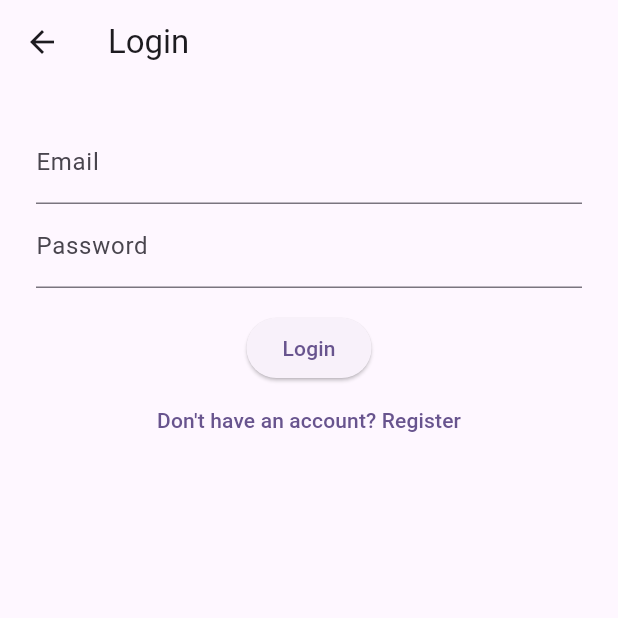
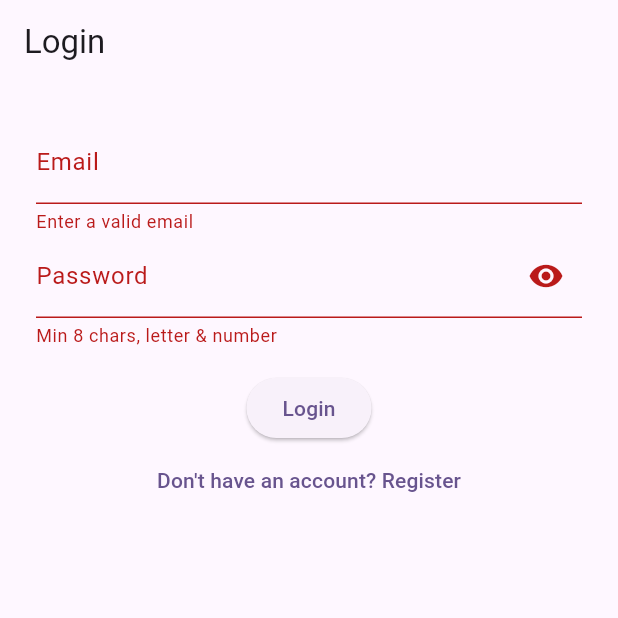
Before and after one commit to saisurisettigriffith/flutter_demo_ssuriset, a Flutter app: the screen it shows after launch, after a tap on "Login", on a phone screen of 412 x 824 dp, the top half of it. Run offline on Flutter 3.47's test engine with Material 3 defaults, Android fonts, the phone set to English and light mode, and no system bars; our stand-ins replace cloud_firestore, firebase_auth, firebase_core; accounts and stored records are empty.

Commit message:
Final Commit

```diff
--- /dev/null
+++ b/lib/core/validators.dart
@@ -0,0 +1,14 @@
+final _emailRegEx = RegExp(r"^[^\s@]+@[^\s@]+\.[^\s@]+$");
+
+String? validateEmail(String? v) =>
+    v != null && _emailRegEx.hasMatch(v) ? null : 'Enter a valid email';
+
+String? validatePassword(String? v) =>
+    v != null && RegExp(r'^(?=.*[A-Za-z])(?=.*\d).{8,}$').hasMatch(v)
+        ? null
+        : 'Min 8 chars, letter & number';
+
+String? validateName(String? v) =>
+    v != null && RegExp(r"^[A-Za-z ,.'-]{2,}$").hasMatch(v)
+        ? null
+        : 'Enter your full name';
--- /dev/null
+++ b/lib/core/widgets/auth_text_field.dart
@@ -0,0 +1,48 @@
+import 'package:flutter/material.dart';
+
+class AuthTextField extends StatefulWidget {
+  const AuthTextField({
+    super.key,
+    required this.label,
+    required this.controller,
+    required this.validator,
+    this.keyboardType,
+    this.obscure = false,
+  });
+
+  final String label;
+  final TextEditingController controller;
+  final String? Function(String?) validator;
+  final TextInputType? keyboardType;
+  final bool obscure;
+
+  @override
+  State<AuthTextField> createState() => _AuthTextFieldState();
+}
+
+class _AuthTextFieldState extends State<AuthTextField> {
+  final _show = ValueNotifier<bool>(false);
+
+  @override
+  Widget build(BuildContext context) {
+    return ValueListenableBuilder(
+      valueListenable: _show,
+      builder: (_, bool visible, __) => TextFormField(
+        controller: widget.controller,
+        validator: widget.validator,
+        keyboardType: widget.keyboardType,
+        obscureText: widget.obscure && !visible,
+        decoration: InputDecoration(
+          labelText: widget.label,
+          suffixIcon: widget.obscure
+              ? IconButton(
+                  icon: Icon(visible ? Icons.visibility_off : Icons.visibility),
+                  onPressed: () => _show.value = !visible,
+                )
+              : null,
+        ),
+        autovalidateMode: AutovalidateMode.onUserInteraction,
+      ),
+    );
+  }
+}
--- a/lib/main.dart
+++ b/lib/main.dart
@@ -5,10 +5,10 @@
 
 import 'services/auth_service.dart';
 import 'view_models/auth_view_model.dart';
-import 'pages/landing_page.dart';
+import 'pages/splash_page.dart';
 import 'pages/login_page.dart';
+import 'pages/home_page.dart';
 import 'pages/register_page.dart';
-import 'pages/home_page.dart';
 
 Future<void> main() async {
   WidgetsFlutterBinding.ensureInitialized();
@@ -25,20 +25,20 @@
   Widget build(BuildContext context) {
     return Provider<AuthService>(
       create: (_) => FirebaseAuthService(),
-      child: ChangeNotifierProvider<AuthViewModel>(
+      child: ChangeNotifierProvider(
         create: (ctx) => AuthViewModel(ctx.read<AuthService>()),
         child: MaterialApp(
-          title: 'Flutter Demo by Sai Surisetti',
+          title: 'Smart-Auth Demo',
           theme: ThemeData.from(
             colorScheme: ColorScheme.fromSeed(seedColor: Colors.deepPurple),
             useMaterial3: true,
           ),
-          initialRoute: '/landing',
+          initialRoute: '/splash',
           routes: {
-            '/landing': (_) => const LandingPage(),
-            '/login': (_) => const LoginPage(),
+            '/splash'  : (_) => const SplashPage(),
+            '/login'   : (_) => const LoginPage(),
             '/register': (_) => const RegisterPage(),
-            '/home': (_) => const HomePage(),
+            '/home'    : (_) => const HomePage(),
           },
         ),
       ),
--- a/lib/pages/landing_page.dart
+++ /dev/null
@@ -1,28 +0,0 @@
-import 'package:flutter/material.dart';
-
-class LandingPage extends StatelessWidget {
-  const LandingPage({super.key});
-
-  @override
-  Widget build(BuildContext context) {
-    return Scaffold(
-      appBar: AppBar(title: const Text('Welcome')),
-      body: Center(
-        child: Column(
-          mainAxisSize: MainAxisSize.min,
-          children: [
-            ElevatedButton(
-              onPressed: () => Navigator.pushNamed(context, '/login'),
-              child: const Text('Login'),
-            ),
-            const SizedBox(height: 16),
-            ElevatedButton(
-              onPressed: () => Navigator.pushNamed(context, '/register'),
-              child: const Text('Register'),
-            ),
-          ],
-        ),
-      ),
-    );
-  }
-}
--- a/lib/pages/login_page.dart
+++ b/lib/pages/login_page.dart
@@ -1,18 +1,20 @@
 import 'package:flutter/material.dart';
 import 'package:provider/provider.dart';
+import '../core/validators.dart';
+import '../core/widgets/auth_text_field.dart';
+import '../core/widgets/loading_overlay.dart';
 import '../view_models/auth_view_model.dart';
 
 class LoginPage extends StatefulWidget {
   const LoginPage({super.key});
-
   @override
   State<LoginPage> createState() => _LoginPageState();
 }
 
 class _LoginPageState extends State<LoginPage> {
-  final _formKey = GlobalKey<FormState>();
+  final _formKey   = GlobalKey<FormState>();
   final _emailCtrl = TextEditingController();
-  final _passCtrl = TextEditingController();
+  final _passCtrl  = TextEditingController();
 
   @override
   void dispose() {
@@ -22,33 +24,32 @@ class _LoginPageState extends State<LoginPage> {
   }
 
   @override
-  Widget build(BuildContext context) {
-    final vm = context.watch<AuthViewModel>();
+  Widget build(BuildContext ctx) {
+    final vm = ctx.watch<AuthViewModel>();
 
-    return WillPopScope(
-      onWillPop: () async {
-        Navigator.pop(context); // pop back to landing
-        return false;
-      },
-      child: Scaffold(
-        appBar: AppBar(title: const Text('Login')),
+    return Stack(children: [
+      Scaffold(
+        appBar: AppBar(
+          title: const Text('Login'),
+          // explicitly disable any automatic back arrow
+          automaticallyImplyLeading: false,
+        ),
         body: Padding(
           padding: const EdgeInsets.all(24),
           child: Form(
             key: _formKey,
             child: Column(mainAxisSize: MainAxisSize.min, children: [
-              TextFormField(
+              AuthTextField(
+                label: 'Email',
                 controller: _emailCtrl,
-                decoration: const InputDecoration(labelText: 'Email'),
-                validator: (v) =>
-                    (v != null && v.contains('@')) ? null : 'Enter valid email',
+                validator: validateEmail,
+                keyboardType: TextInputType.emailAddress,
               ),
-              TextFormField(
+              AuthTextField(
+                label: 'Password',
                 controller: _passCtrl,
-                decoration: const InputDecoration(labelText: 'Password'),
-                obscureText: true,
-                validator: (v) =>
-                    (v != null && v.length >= 6) ? null : 'Min 6 chars',
+                validator: validatePassword,
+                obscure: true,
               ),
               const SizedBox(height: 16),
               if (vm.error != null)
@@ -57,14 +58,13 @@ class _LoginPageState extends State<LoginPage> {
                 onPressed: vm.loading
                     ? null
                     : () async {
-                        if (_formKey.currentState!.validate()) {
-                          await vm.login(
-                            _emailCtrl.text.trim(),
-                            _passCtrl.text,
-                          );
-                          if (vm.error == null) {
-                            Navigator.pushReplacementNamed(context, '/home');
-                          }
+                        if (!_formKey.currentState!.validate()) return;
+                        await vm.login(
+                          _emailCtrl.text.trim(),
+                          _passCtrl.text,
+                        );
+                        if (vm.error == null) {
+                          Navigator.pushReplacementNamed(ctx, '/home');
                         }
                       },
                 child: vm.loading
@@ -72,14 +72,14 @@ class _LoginPageState extends State<LoginPage> {
                     : const Text('Login'),
               ),
               TextButton(
-                onPressed: () =>
-                    Navigator.pushReplacementNamed(context, '/register'),
+                onPressed: () => Navigator.pushNamed(ctx, '/register'),
                 child: const Text("Don't have an account? Register"),
               ),
             ]),
           ),
         ),
       ),
-    );
+      if (vm.loading) const LoadingOverlay(),
+    ]);
   }
 }
--- /dev/null
+++ b/lib/pages/splash_page.dart
@@ -0,0 +1,24 @@
+import 'package:firebase_auth/firebase_auth.dart';
+import 'package:flutter/material.dart';
+
+class SplashPage extends StatelessWidget {
+  const SplashPage({super.key});
+
+  @override
+  Widget build(BuildContext context) {
+    return StreamBuilder<User?>(
+      stream: FirebaseAuth.instance.authStateChanges(),
+      builder: (_, snap) {
+        if (snap.connectionState == ConnectionState.waiting) {
+          return const Scaffold(
+            body: Center(child: CircularProgressIndicator()),
+          );
+        }
+        final isLoggedIn = snap.data != null;
+        Future.microtask(() => Navigator.pushReplacementNamed(
+          context, isLoggedIn ? '/home' : '/login'));
+        return const SizedBox.shrink();
+      },
+    );
+  }
+}
--- a/lib/services/auth_service.dart
+++ b/lib/services/auth_service.dart
@@ -1,14 +1,18 @@
 import 'package:firebase_auth/firebase_auth.dart';
+import 'package:cloud_firestore/cloud_firestore.dart';
+import 'package:flutter/material.dart';
 
 abstract interface class AuthService {
   Stream<User?> authChanges();
   Future<void> login(String email, String password);
-  Future<void> register(String fullName, String email, String password);
+  Future<void> register(String name, String email, String password);
   Future<void> logout();
+  Future<String> fetchDisplayName(User user);
 }
 
 class FirebaseAuthService implements AuthService {
-  final FirebaseAuth _auth = FirebaseAuth.instance;
+  final _auth = FirebaseAuth.instance;
+  final _db   = FirebaseFirestore.instance;
 
   @override
   Stream<User?> authChanges() => _auth.authStateChanges();
@@ -18,14 +22,27 @@ class FirebaseAuthService implements AuthService {
       _auth.signInWithEmailAndPassword(email: email, password: password);
 
   @override
-  Future<void> register(String fullName, String email, String password) async {
+  Future<void> register(String name, String email, String password) async {
     final cred = await _auth.createUserWithEmailAndPassword(
       email: email,
       password: password,
     );
-    await cred.user?.updateDisplayName(fullName);
+    await cred.user!.updateDisplayName(name);
+    _db
+      .collection('users')
+      .doc(cred.user!.uid)
+      .set({'displayName': name})
+      .catchError((e) => debugPrint('Firestore write failed: $e'));
   }
-
   @override
   Future<void> logout() => _auth.signOut();
+  @override
+  Future<String> fetchDisplayName(User user) async {
+    final authName = user.displayName;
+    if (authName?.isNotEmpty == true) return authName!;
+    final doc = await _db.collection('users').doc(user.uid).get();
+    final stored = doc.data()?['displayName'] as String?;
+    if (stored?.isNotEmpty == true) return stored!;
+    return user.email ?? 'User';
+  }
 }
--- a/lib/view_models/auth_view_model.dart
+++ b/lib/view_models/auth_view_model.dart
@@ -1,38 +1,33 @@
 import 'package:flutter/foundation.dart';
+import 'package:firebase_auth/firebase_auth.dart';
 import '../services/auth_service.dart';
 
 class AuthViewModel extends ChangeNotifier {
   final AuthService _svc;
   AuthViewModel(this._svc);
 
-  bool _loading = false;
-  String? _error;
-  bool get loading => _loading;
-  String? get error => _error;
+  bool   loading = false;
+  String? error;
 
-  Future<void> login(String email, String pw) => _wrap(() => _svc.login(email, pw));
-  Future<void> register(String name, String email, String pw) =>
-      _wrap(() => _svc.register(name, email, pw));
-  Future<void> logout() => _svc.logout();
+  Future<void> login(String email, String pw)   => _wrap(() => _svc.login(email, pw));
+  Future<void> register(String name, String email, String pw)
+                                                => _wrap(() => _svc.register(name, email, pw));
+  Future<void> logout()                        => _svc.logout();
 
   Future<void> _wrap(Future<void> Function() op) async {
-    _loading = true;
-    _error = null;
+    loading = true;
+    error   = null;
     notifyListeners();
+
     try {
       await op();
-    } on Exception catch (e) {
-      _error = _humanize(e);
     }
-    _loading = false;
-    notifyListeners();
-  }
-
-  String _humanize(Object e) {
-    final msg = e.toString();
-    if (msg.contains('wrong-password')) return 'Wrong password.';
-    if (msg.contains('email-already-in-use')) return 'Email already registered.';
-    if (msg.contains('user-not-found')) return 'User not found. Register first.';
-    return msg;
+    on FirebaseException catch (e) {
+      error = e.message ?? e.code;
+    }
+    finally {
+      loading = false;
+      notifyListeners();
+    }
   }
 }
```
Also changed, not shown: lib/core/widgets/loading_overlay.dart (added, +13 -0 lines), lib/pages/home_page.dart (+20 -17 lines), lib/pages/register_page.dart (+32 -32 lines), pubspec.yaml (+18 -68 lines), lib/firebase_options.dart, pubspec.lock, 4 other files.
